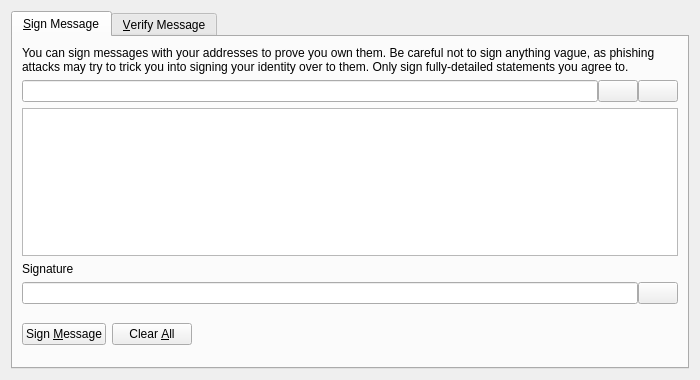
This is src/qt/forms/signverifymessagedialog.ui in unobtanium-official/Unobtanium as Qt 5 draws it before an edit. The edited form follows.
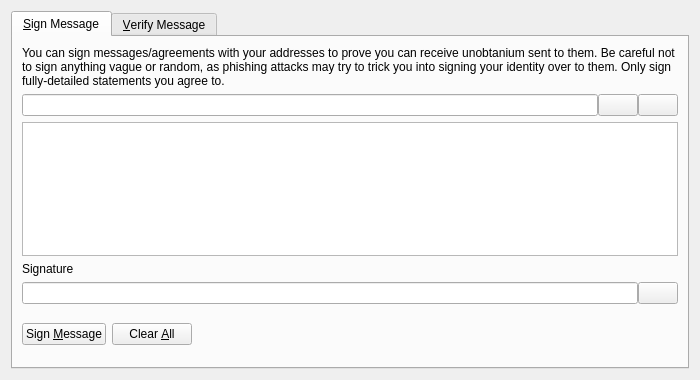
This is the edited form. Icons and pictures are not drawn. Custom widgets are drawn as their Qt base class.

Patch:
```diff
--- a/src/qt/forms/signverifymessagedialog.ui
+++ b/src/qt/forms/signverifymessagedialog.ui
@@ -30,7 +30,7 @@
        <item>
         <widget class="QLabel" name="infoLabel_SM">
          <property name="text">
-          <string>You can sign messages with your addresses to prove you own them. Be careful not to sign anything vague, as phishing attacks may try to trick you into signing your identity over to them. Only sign fully-detailed statements you agree to.</string>
+          <string>You can sign messages/agreements with your addresses to prove you can receive unobtanium sent to them. Be careful not to sign anything vague or random, as phishing attacks may try to trick you into signing your identity over to them. Only sign fully-detailed statements you agree to.</string>
          </property>
          <property name="textFormat">
           <enum>Qt::PlainText</enum>
```
Left out of the diff: 16 changed lines with no effect on the pictures.
